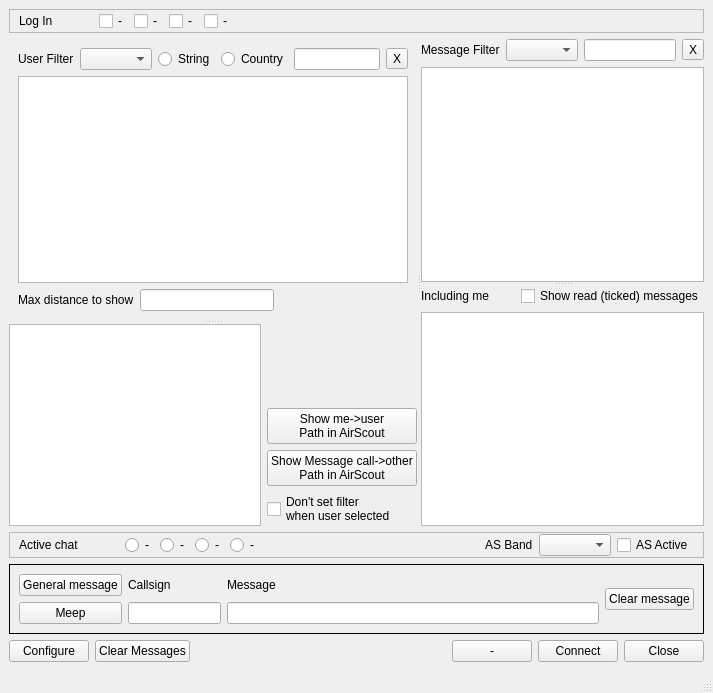
The window that mqt/MqtKSTClient/kstmainwindow.ui (Rsclub22/Minos2-Mirror) describes before a commit, drawn with Qt 5.
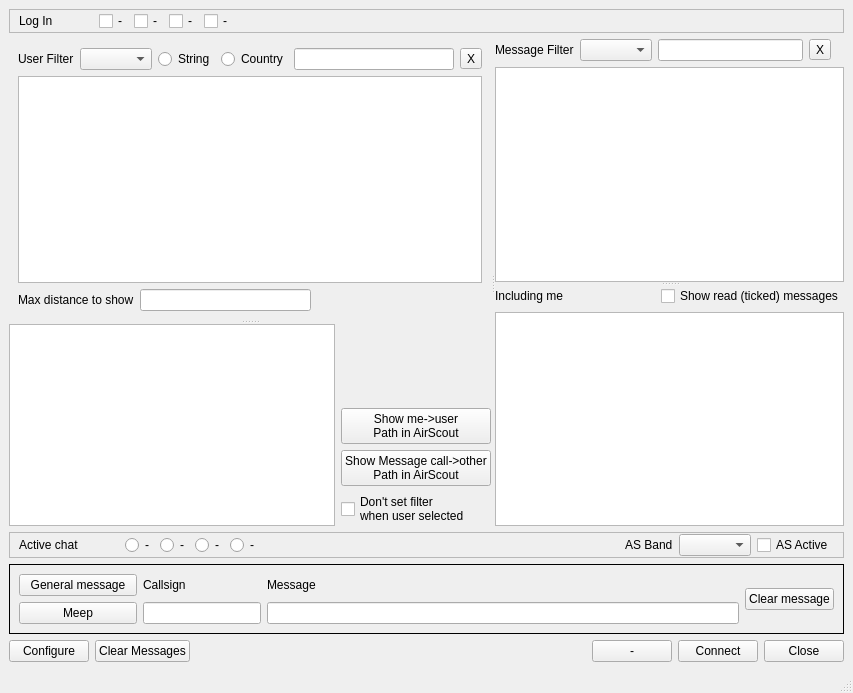
The same window after the commit. Custom widgets are drawn as their Qt base class.

Commit message: Revise the way pause messages works, and provide an indicator

```diff
--- a/mqt/MqtKSTClient/kstmainwindow.ui
+++ b/mqt/MqtKSTClient/kstmainwindow.ui
@@ -6,7 +6,7 @@
    <rect>
     <x>0</x>
     <y>0</y>
-    <width>713</width>
+    <width>853</width>
     <height>693</height>
    </rect>
   </property>
@@ -192,6 +192,9 @@
            <property name="sortingEnabled">
             <bool>true</bool>
            </property>
+           <property name="cornerButtonEnabled">
+            <bool>false</bool>
+           </property>
           </widget>
          </item>
          <item>
@@ -242,7 +245,14 @@
           <number>0</number>
          </property>
          <item>
-          <widget class="QTableView" name="planesView"/>
+          <widget class="QTableView" name="planesView">
+           <property name="selectionBehavior">
+            <enum>QAbstractItemView::SelectRows</enum>
+           </property>
+           <property name="cornerButtonEnabled">
+            <bool>false</bool>
+           </property>
+          </widget>
          </item>
          <item>
           <layout class="QVBoxLayout" name="verticalLayout_7">
@@ -337,6 +347,13 @@
              </property>
             </widget>
            </item>
+           <item>
+            <widget class="QLabel" name="pauseLabel">
+             <property name="text">
+              <string/>
+             </property>
+            </widget>
+           </item>
           </layout>
          </item>
          <item>
@@ -347,6 +364,12 @@
            <property name="selectionMode">
             <enum>QAbstractItemView::SingleSelection</enum>
            </property>
+           <property name="selectionBehavior">
+            <enum>QAbstractItemView::SelectRows</enum>
+           </property>
+           <property name="cornerButtonEnabled">
+            <bool>false</bool>
+           </property>
           </widget>
          </item>
         </layout>
@@ -379,6 +402,12 @@
            <property name="selectionMode">
             <enum>QAbstractItemView::SingleSelection</enum>
            </property>
+           <property name="selectionBehavior">
+            <enum>QAbstractItemView::SelectRows</enum>
+           </property>
+           <property name="cornerButtonEnabled">
+            <bool>false</bool>
+           </property>
           </widget>
          </item>
         </layout>
```
Left out of the diff: 4 changed lines with no effect on the pictures. The commit also changes 3 other files.
